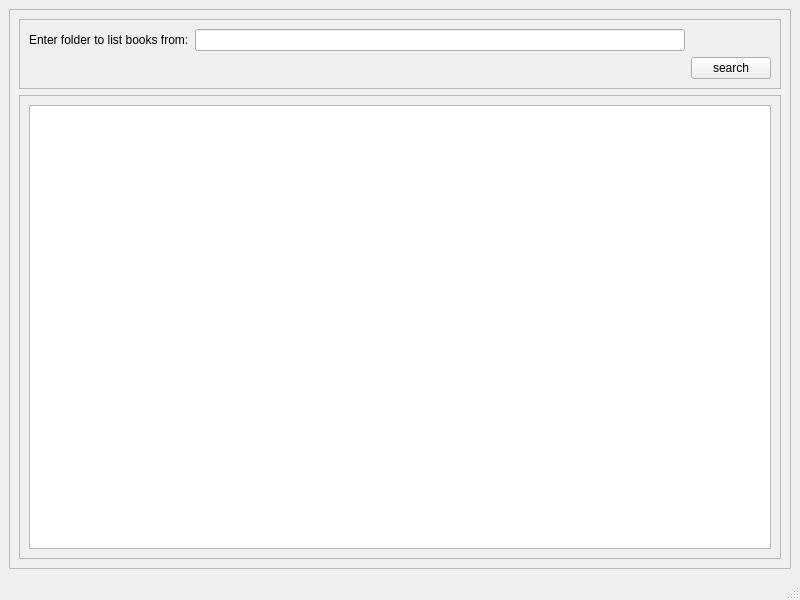
Old version of the form Lib/UI/Raw/home.ui in the repository Tuhin-thinks/Book-Management-System.
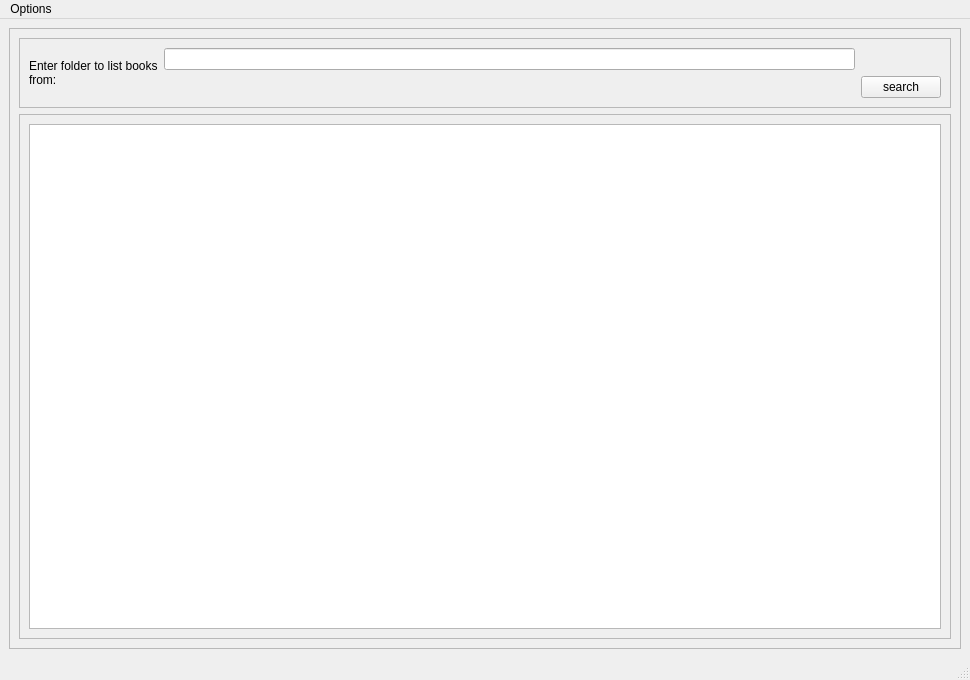
New version of the form.

```diff
--- a/Lib/UI/Raw/home.ui
+++ b/Lib/UI/Raw/home.ui
@@ -6,8 +6,8 @@
    <rect>
     <x>0</x>
     <y>0</y>
-    <width>800</width>
-    <height>600</height>
+    <width>970</width>
+    <height>680</height>
    </rect>
   </property>
   <property name="windowTitle">
@@ -50,13 +50,6 @@
          <layout class="QGridLayout" name="gridLayout_4">
           <item row="0" column="0">
            <layout class="QGridLayout" name="gridLayout">
-            <item row="0" column="0">
-             <widget class="QLabel" name="label">
-              <property name="text">
-               <string>Enter folder to list books from:</string>
-              </property>
-             </widget>
-            </item>
             <item row="0" column="1">
              <widget class="QLineEdit" name="lineEdit_searchhPath"/>
             </item>
@@ -67,6 +60,16 @@
               </property>
              </widget>
             </item>
+            <item row="0" column="0" rowspan="2">
+             <widget class="QLabel" name="label">
+              <property name="text">
+               <string>Enter folder to list books from:</string>
+              </property>
+              <property name="wordWrap">
+               <bool>true</bool>
+              </property>
+             </widget>
+            </item>
            </layout>
           </item>
          </layout>
@@ -82,10 +85,17 @@
     <rect>
      <x>0</x>
      <y>0</y>
-     <width>800</width>
+     <width>970</width>
      <height>22</height>
     </rect>
    </property>
+   <widget class="QMenu" name="menuOptions">
+    <property name="title">
+     <string>Options</string>
+    </property>
+    <addaction name="actionOpen_Action_Center"/>
+   </widget>
+   <addaction name="menuOptions"/>
   </widget>
   <widget class="QStatusBar" name="statusbar"/>
  </widget>
```
Left out of the diff: 8 changed lines with no effect on the pictures.
